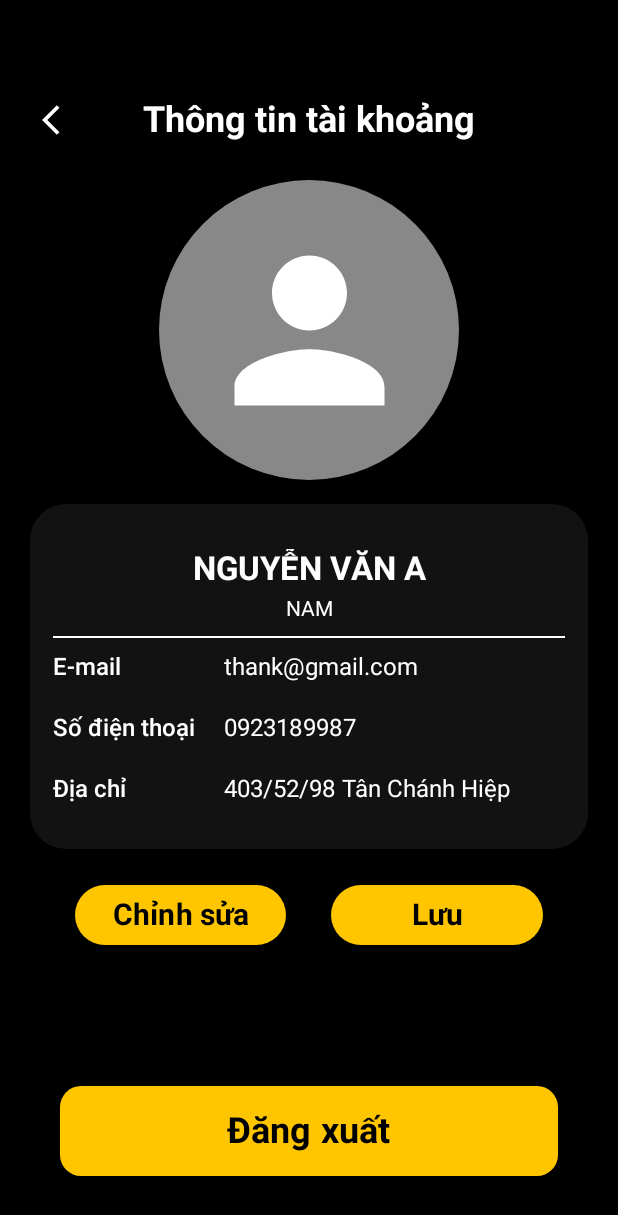
After one commit to NguyenGiaKiet2004/Lap_Trinh_Mobile_DatVeXemPhim, an Android app built with Jetpack Compose: the composable AccountScreen shown on its own in the app's theme, on a phone screen of 412 x 824 dp. The commit adds this screen. Shown: the top 1215 px of the screen. Run offline under Robolectric (Android 15) with nearby library versions, the phone set to English and light mode, and no system bars; pictures from the network do not load.

Commit message:
add SearchScreen and AccountScreen

```diff
--- a/app/build.gradle.kts
+++ b/app/build.gradle.kts
@@ -102,4 +102,8 @@ dependencies {
     implementation(libs.androidx.runtime.rxjava2)
 
 
+    implementation("io.coil-kt:coil-compose:2.5.0")
+    // navigation compose
+    implementation("androidx.navigation:navigation-compose:2.7.5")
+
 }
--- a/app/src/main/java/com/example/appmoview/MainActivity.kt
+++ b/app/src/main/java/com/example/appmoview/MainActivity.kt
@@ -4,12 +4,14 @@ import android.os.Bundle
 import androidx.activity.compose.setContent
 import androidx.appcompat.app.AppCompatActivity
 import androidx.compose.runtime.Composable
+import com.example.appmoview.presentation.screens.AccountScreen
 import com.example.appmoview.presentation.screens.RegisterScreen
 import com.example.appmoview.presentation.screens.HomeScreen
 import com.example.appmoview.presentation.screens.HomeScreen1
 import com.example.appmoview.presentation.screens.BookingScreen
 import com.example.appmoview.presentation.screens.ListTickerScreen
 import com.example.appmoview.presentation.screens.MovieDetailScreen
+import com.example.appmoview.presentation.screens.MovieSearchScreen
 
 import com.example.appmoview.presentation.theme.SystemTheme
 
@@ -19,7 +21,7 @@ class MainActivity : AppCompatActivity() {
         super.onCreate(savedInstanceState)
         setContent{
             SystemTheme{
-                ListTickerScreen()
+                RegisterScreen()
             }
         }
 
--- a/app/src/main/java/com/example/appmoview/data/source/api/AuthApi.kt
+++ b/app/src/main/java/com/example/appmoview/data/source/api/AuthApi.kt
@@ -2,6 +2,8 @@ package com.example.appmoview.data.source.api
 
 
 import com.example.appmoview.domain.model.LoginRequest
+import com.example.appmoview.domain.model.RegisterRequest
+import com.example.appmoview.domain.model.ResponseData
 import okhttp3.ResponseBody
 import retrofit2.Call
 import retrofit2.Retrofit
@@ -14,4 +16,7 @@ interface AuthApi {
     @POST("login") // Đường dẫn API PHP của bạn
     fun login(@Body request: LoginRequest): Call<ResponseBody>
 
+    @POST("login/register")
+    fun registerUser(@Body request: RegisterRequest): Call<ResponseData>
+
 }
--- a/app/src/main/java/com/example/appmoview/data/source/retrofit/RetrofitClient.kt
+++ b/app/src/main/java/com/example/appmoview/data/source/retrofit/RetrofitClient.kt
@@ -8,7 +8,7 @@ object RetrofitClient {
 
 
     // sửa địa chỉ ip hiện tại của máy
-    private const val BASE_URL = "http://192.168.1.24:8080/DataTest/"
+    private const val BASE_URL = "http://192.168.1.29:8080/"
 
     fun getBaseUrl(): String { return BASE_URL}
 
--- /dev/null
+++ b/app/src/main/java/com/example/appmoview/domain/model/ResponseData.kt
@@ -0,0 +1,6 @@
+package com.example.appmoview.domain.model
+
+data class ResponseData(
+    val success: Boolean,
+    val data: Any? // hoặc dùng JsonObject nếu bạn cần xử lý cụ thể
+)
--- a/app/src/main/java/com/example/appmoview/domain/serviceInterface/AuthRepository.kt
+++ b/app/src/main/java/com/example/appmoview/domain/serviceInterface/AuthRepository.kt
@@ -1,8 +1,12 @@
 package com.example.appmoview.domain.serviceInterface
 
+import androidx.lifecycle.LiveData
 import com.example.appmoview.domain.model.LoginRequest
+import com.example.appmoview.domain.model.RegisterRequest
+import com.example.appmoview.domain.model.ResponseData
 
 
 interface AuthRepository {
     fun loginUser(user: LoginRequest)
+    fun registerUser(request: RegisterRequest)
 }
--- /dev/null
+++ b/app/src/main/java/com/example/appmoview/presentation/navigation/AppNavigation.kt
@@ -0,0 +1 @@
+package com.example.appmoview.presentation.navigation
--- /dev/null
+++ b/app/src/main/java/com/example/appmoview/presentation/screens/AccountScreen.kt
@@ -0,0 +1,256 @@
+package com.example.appmoview.presentation.screens
+
+import android.net.Uri
+import androidx.activity.compose.rememberLauncherForActivityResult
+import androidx.activity.result.contract.ActivityResultContracts
+import androidx.compose.foundation.Image
+import androidx.compose.foundation.background
+import androidx.compose.foundation.clickable
+import androidx.compose.foundation.hoverable
+import androidx.compose.foundation.layout.*
+import androidx.compose.foundation.layout.Arrangement
+import androidx.compose.foundation.lazy.LazyColumn
+import androidx.compose.foundation.rememberScrollState
+import androidx.compose.foundation.shape.CircleShape
+import androidx.compose.foundation.shape.RoundedCornerShape
+import androidx.compose.foundation.verticalScroll
+import androidx.compose.material.MaterialTheme.colors
+import androidx.compose.material.icons.Icons
+import androidx.compose.material.icons.filled.Person
+import androidx.compose.material3.*
+import androidx.compose.material3.MaterialTheme.colorScheme
+import androidx.compose.runtime.Composable
+import androidx.compose.runtime.getValue
+import androidx.compose.runtime.mutableStateOf
+import androidx.compose.runtime.remember
+import androidx.compose.runtime.setValue
+import androidx.compose.ui.Alignment
+import androidx.compose.ui.Modifier
+import androidx.compose.ui.draw.clip
+import androidx.compose.ui.graphics.Color
+import androidx.compose.ui.graphics.ColorFilter
+import androidx.compose.ui.layout.ContentScale
+import androidx.compose.ui.platform.LocalContext
+import androidx.compose.ui.res.painterResource
+import androidx.compose.ui.res.stringResource
+import androidx.compose.ui.text.font.FontWeight
+import androidx.compose.ui.text.style.TextAlign
+import androidx.compose.ui.unit.dp
+import androidx.compose.ui.unit.sp
+import coil.compose.AsyncImage
+import com.example.appmoview.R
+import java.nio.file.WatchEvent
+
+@Composable
+fun AccountScreen() {
+    val colorScheme = MaterialTheme.colorScheme
+    Column(
+        modifier = Modifier.fillMaxSize()
+            .background(Color.Black)
+            .padding(top = 40.dp),
+        horizontalAlignment = Alignment.CenterHorizontally
+    ) {
+
+        Box(
+            modifier = Modifier
+                .fillMaxWidth()
+                .padding(16.dp),
+        ) {
+            IconButton(
+                onClick = {},
+                modifier = Modifier.align(Alignment.CenterStart)
+            ) {
+                Image(
+                    painter = painterResource(id = R.drawable.baseline_arrow_back_ios_24),
+                    contentDescription = "Back",
+                    modifier = Modifier.size(24.dp),
+                    colorFilter = ColorFilter.tint(colorScheme.onSurface)
+                )
+            }
+
+            Text(
+                text = "Thông tin tài khoảng",
+                fontSize = 24.sp,
+                fontWeight = FontWeight.Bold,
+                color = colorScheme.onSurface,
+                modifier = Modifier.align(Alignment.Center),
+                textAlign = TextAlign.Center
+            )
+        }
+
+        AvatarPicker()
+        Spacer(modifier = Modifier.height(16.dp))
+        InformationPerson()
+        Spacer(modifier = Modifier.weight(1f))
+        Button(
+            onClick = {},
+            colors = ButtonDefaults.buttonColors(
+                containerColor = MaterialTheme.colorScheme.primary,
+                contentColor = MaterialTheme.colorScheme.background
+            ),
+            shape = RoundedCornerShape(14.dp),
+            modifier = Modifier
+                .fillMaxWidth()
+                .padding(horizontal = 40.dp, vertical = 40.dp)
+                .height(60.dp)
+        ) {
+            Text(text = "Đăng xuất", fontSize = 24.sp, fontWeight = FontWeight.Bold)
+        }
+    }
+}
+@Composable
+fun AvatarPicker() {
+    val context = LocalContext.current
+    var imageUri by remember { mutableStateOf<Uri?>(null) }
+
+    val launcher = rememberLauncherForActivityResult(
+        contract = ActivityResultContracts.GetContent()
+    ) { uri: Uri? ->
+        imageUri = uri
+    }
+
+    Box(
+        modifier = Modifier
+            .size(200.dp)
+            .clip(CircleShape)
+            .clickable { launcher.launch("image/*") }
+            .background(Color.Gray),
+        contentAlignment = Alignment.Center,
+    ) {
+        if (imageUri != null) {
+            AsyncImage(
+                model = imageUri,
+                contentDescription = "Avatar",
+                contentScale = ContentScale.Crop,
+                modifier = Modifier.fillMaxSize()
+            )
+        } else {
+            Icon(
+                imageVector = Icons.Default.Person,
+                contentDescription = "Default Avatar",
+                modifier = Modifier.size(150.dp),
+                tint = Color.White
+            )
+        }
+    }
+}
+
+@Composable
+fun InformationPerson(){
+    // Nội dung bên dưới
+
+    Column(
+        modifier = Modifier
+            .padding(horizontal = 20.dp)
+            .fillMaxWidth()
+            .height(230.dp)
+            .background(
+                color = colorScheme.surface,
+                shape = RoundedCornerShape(24.dp)
+            )
+            .padding(horizontal = 15.dp, vertical = 30.dp)
+            .verticalScroll(rememberScrollState()),
+    ) {
+        Text(
+            text = "NGUYỄN VĂN A",
+            fontSize = 22.sp,
+            fontWeight = FontWeight.Bold,
+            color = colorScheme.onSurface,
+            modifier = Modifier.fillMaxWidth(),
+            textAlign = TextAlign.Center
+        )
+
+        Text(
+            text = "NAM",
+            fontSize = 14.sp,
+            color = colorScheme.onSurface,
+            modifier = Modifier.padding(top = 6.dp).fillMaxWidth(),
+            textAlign = TextAlign.Center
+        )
+        Divider(
+            color = Color.White,
+            thickness = 1.dp,
+            modifier = Modifier.padding(vertical = 10.dp),
+        )
+
+        Column(
+            modifier = Modifier
+                .height(100.dp),
+            verticalArrangement = Arrangement.SpaceBetween
+        ){
+            Row(
+                modifier = Modifier
+                    .fillMaxWidth(),
+            ) {
+                Text(stringResource(id = R.string.Email), fontWeight = FontWeight.SemiBold, color = colorScheme.onSurface,modifier = Modifier.weight(1f))
+                Text("thank@gmail.com", color = colorScheme.onSurface,modifier = Modifier.weight(2f))
+            }
+
+            Row(
+                modifier = Modifier
+                    .fillMaxWidth(),
+            ){
+                Text(stringResource(id = R.string.sdt), fontWeight = FontWeight.SemiBold, color = colorScheme.onSurface,modifier = Modifier.weight(1f))
+                Text("0923189987", color = colorScheme.onSurface,modifier = Modifier.weight(2f))
+            }
+            Row(
+                modifier = Modifier
+                    .fillMaxWidth(),
+            ){
+                Text(stringResource(id = R.string.dia_chi), fontWeight = FontWeight.SemiBold, color = colorScheme.onSurface,modifier = Modifier.weight(1f))
+                Text("403/52/98 Tân Chánh Hiệp", color = colorScheme.onSurface,modifier = Modifier.weight(2f))
+            }
+        }
+
+
+
+
+    }
+
+    Spacer(modifier = Modifier.height(20.dp))
+
+    Row(
+        modifier = Modifier
+            .fillMaxWidth()
+            .padding(horizontal = 50.dp),
+        horizontalArrangement = Arrangement.SpaceBetween
+    ){
+        Button(
+            onClick = {},
+            colors = ButtonDefaults.buttonColors(
+                containerColor = colorScheme.primary,
+                contentColor = colorScheme.background
+            ),
+            modifier = Modifier.weight(1f)
+            ) {
+            Text(
+                "Chỉnh sửa",
+                fontSize = 20.sp,
+                fontWeight = FontWeight.Bold,
+                textAlign = TextAlign.Center
+            )
+        }
+
+        Spacer(modifier = Modifier.width(30.dp))
+
+        Button(
+            onClick = {},
+            colors = ButtonDefaults.buttonColors(
+                containerColor = colorScheme.primary,
+                contentColor = colorScheme.background
+
+            ),
+            modifier = Modifier.weight(1f)
+        ) {
+            Text(
+                "Lưu",
+                fontSize = 20.sp,
+                fontWeight = FontWeight.Bold,
+                textAlign = TextAlign.Center
+            )
+        }
+    }
+
+
+
+}
--- a/app/src/main/java/com/example/appmoview/presentation/screens/ListTickersBooked.kt
+++ b/app/src/main/java/com/example/appmoview/presentation/screens/ListTickersBooked.kt
@@ -9,6 +9,7 @@ import androidx.compose.foundation.lazy.LazyColumn
 import androidx.compose.foundation.rememberScrollState
 import androidx.compose.foundation.shape.RoundedCornerShape
 import androidx.compose.foundation.verticalScroll
+import androidx.compose.material.Colors
 import androidx.compose.material3.*
 import androidx.compose.runtime.Composable
 import androidx.compose.ui.Alignment
@@ -58,7 +59,6 @@ fun ListTickerScreen() {
                 color = colorScheme.onSurface,
                 modifier = Modifier.align(Alignment.Center),
                 textAlign = TextAlign.Center
-
             )
         }
 
@@ -67,7 +67,7 @@ fun ListTickerScreen() {
         LazyColumn(
             modifier = Modifier.fillMaxSize()
         ) {
-            items(4) {
+            items(5) {
                 Box(
                     modifier = Modifier
                         .fillMaxWidth()
--- a/app/src/main/java/com/example/appmoview/presentation/screens/LoginScreen.kt
+++ b/app/src/main/java/com/example/appmoview/presentation/screens/LoginScreen.kt
@@ -32,6 +32,7 @@ import androidx.compose.runtime.remember
 import androidx.compose.runtime.setValue
 import androidx.compose.ui.Alignment
 import androidx.compose.ui.Modifier
+import androidx.compose.ui.platform.LocalContext
 import androidx.compose.ui.res.stringResource
 import androidx.compose.ui.text.font.FontWeight
 import androidx.compose.ui.text.input.PasswordVisualTransformation
@@ -39,10 +40,14 @@ import androidx.compose.ui.text.input.VisualTransformation
 import androidx.compose.ui.text.style.TextAlign
 import androidx.compose.ui.unit.dp
 import androidx.compose.ui.unit.sp
+import androidx.lifecycle.viewmodel.compose.viewModel
 import com.example.appmoview.R
+import com.example.appmoview.presentation.viewmodels.AuthViewModel
 
 @Composable
 fun LoginScreen() {
+    val context = LocalContext.current
+    val authViewModel: AuthViewModel = viewModel()
     val colorScheme = MaterialTheme.colorScheme
 
     var email by remember { mutableStateOf("") }
--- a/app/src/main/res/values/strings.xml
+++ b/app/src/main/res/values/strings.xml
@@ -17,4 +17,6 @@
     <string name="the_loai">Thể loại</string>
     <string name="id_phim">id</string>
     <string name="gio_chieu">Giờ chiếu</string>
+    <string name="sdt">Số điện thoại</string>
+    <string name="dia_chi">Địa chỉ</string>
 </resources>
--- a/app/src/main/res/values/themes.xml
+++ b/app/src/main/res/values/themes.xml
@@ -1,9 +1,9 @@
 <resources xmlns:tools="http://schemas.android.com/tools">
     <!-- Base application theme. -->
-    <style name="Base.Theme.APPMoview" parent="Theme.Material3.DayNight.NoActionBar">
+    <style name="Base.Theme.APPMovie" parent="Theme.Material3.DayNight.NoActionBar">
         <!-- Customize your light theme here. -->
         <!-- <item name="colorPrimary">@color/my_light_primary</item> -->
     </style>
 
-    <style name="Theme.APPMoview" parent="Base.Theme.APPMoview" />
+    <style name="Theme.APPMovie" parent="Base.Theme.APPMovie" />
 </resources>
```
Also changed, not shown: app/src/main/AndroidManifest.xml (+6 -1 lines), app/src/main/java/com/example/appmoview/data/repository/AuthRepositoryImpl.kt (+21 -0 lines), app/src/main/java/com/example/appmoview/domain/model/RegisterRequest.kt (added, +8 -0 lines), app/src/main/java/com/example/appmoview/presentation/screens/RegisterScreen.kt (+43 -1 lines), app/src/main/java/com/example/appmoview/presentation/screens/SearchScreen.kt (added, +308 -0 lines), app/src/main/java/com/example/appmoview/presentation/viewmodels/AuthViewModel.kt (+8 -0 lines), app/src/main/res/xml/network_security_config.xml (added, +7 -0 lines).
